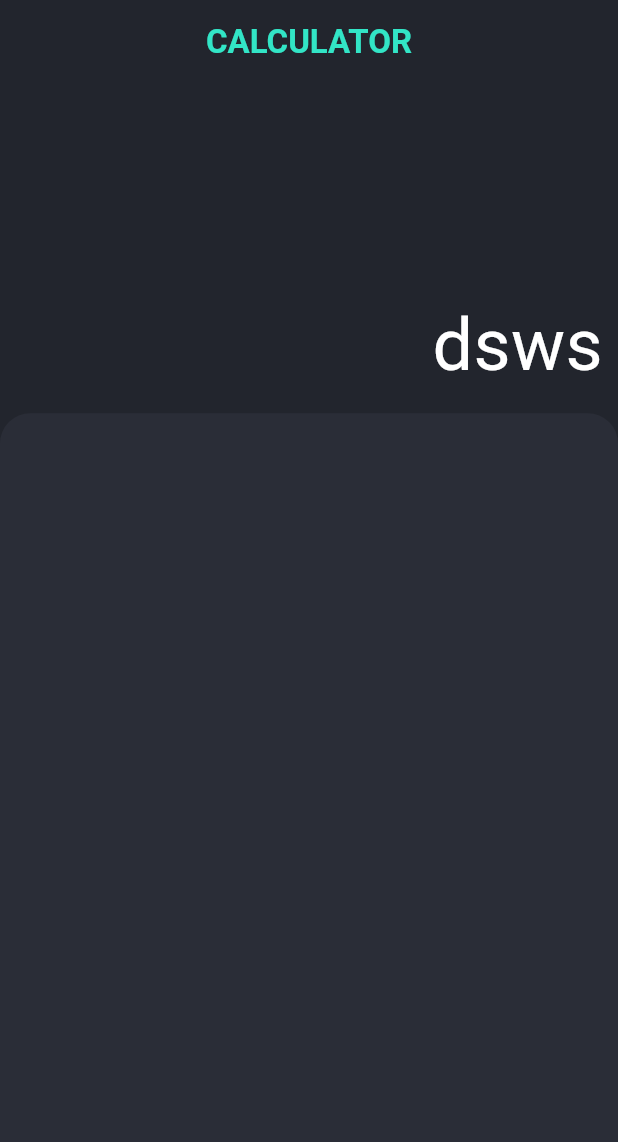
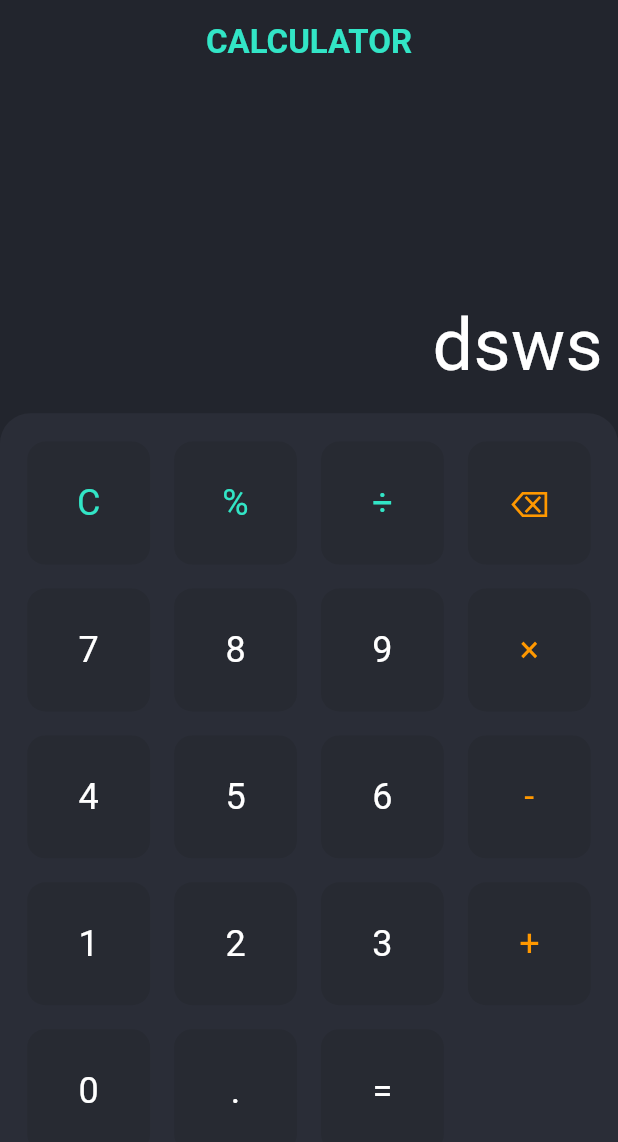
Before and after one commit to roypa123/calculator, a Flutter app: the screen it shows after launch, on a phone screen of 412 x 824 dp. Shown: the top 1142 px of the screen. Run offline on Flutter 3.47's test engine with Material 3 defaults, Android fonts, the phone set to English and light mode, and no system bars; our stand-ins replace equatable, flutter_bloc, flutter_screenutil, get_it.

Commit message:
fix: some ui changes

```diff
--- a/lib/core/configs/styles/app_colors.dart
+++ b/lib/core/configs/styles/app_colors.dart
@@ -6,7 +6,11 @@ class AppColors {
   static const black = Colors.black;
   static const white = Colors.white;
   static const grey = Colors.grey;
+  static const orange = Colors.orange;
   static const backgroundColor = Color(0XFF22252D);
 
   static const f2a2d37 = Color(0XFF2A2D37);
+  static const f272a32 = Color(0XFF272A32);
+
+
 }
--- a/lib/core/utils/routes/route_generator.dart
+++ b/lib/core/utils/routes/route_generator.dart
@@ -20,7 +20,7 @@ class RouteGenerator {
             RouteConstants.routeMainScreen,
             BlocProvider<MainBloc>(
               create: (_) => sl<MainBloc>(),
-              child: const MainScreen(),
+              child:  MainScreen(),
             ));
 
       default:
--- /dev/null
+++ b/lib/features/main/models/buttons.dart
@@ -0,0 +1,20 @@
+  final List<String> buttons = [
+    'C', '%', '÷', '⌫',
+    '7', '8', '9', '×',
+    '4', '5', '6', '-',
+    '1', '2', '3', '+',
+    '0', '.'  ,'='
+  ];
+
+  //  bool isTopSection(String button) {
+  //   return ['+', '-', '×', '÷', '='].contains(button);
+  // }
+
+
+    bool isTopSection(String button) {
+    return ['C', '%', '÷'].contains(button);
+    }
+
+    bool isSideSection(String button) {
+    return ['⌫', '×', '-','+'].contains(button);
+    }
--- a/lib/features/main/presentation/view/main_screen.dart
+++ b/lib/features/main/presentation/view/main_screen.dart
@@ -1,12 +1,14 @@
+import 'package:calculator/features/main/presentation/view/widgets/calculator_button.dart';
 import 'package:flutter/material.dart';
 import 'package:flutter_bloc/flutter_bloc.dart';
 import 'package:flutter_screenutil/flutter_screenutil.dart';
 import '../../../../core/configs/constants/string_constants.dart';
 import '../../../../core/configs/styles/app_colors.dart';
+import '../../models/buttons.dart';
 import '../bloc/main_bloc.dart';
 
 class MainScreen extends StatelessWidget {
-  const MainScreen({super.key});
+  MainScreen({super.key});
 
   @override
   Widget build(BuildContext context) {
@@ -48,6 +50,8 @@ class MainScreen extends StatelessWidget {
                   Expanded(
                     flex: 5,
                     child: Container(
+                      padding: EdgeInsets.symmetric(
+                          vertical: 10.w, horizontal: 10.h),
                       decoration: BoxDecoration(
                         color: AppColors.f2a2d37,
                         borderRadius: BorderRadius.only(
@@ -55,7 +59,27 @@ class MainScreen extends StatelessWidget {
                           topRight: Radius.circular(20.r),
                         ),
                       ),
-                      ))
+                      child: GridView.builder(
+                        gridDelegate:
+                            const SliverGridDelegateWithFixedCrossAxisCount(
+                          crossAxisCount: 4,
+                        ),
+                        itemCount: buttons.length,
+                        itemBuilder: (context, index) {
+                          return CalculatorButton(
+                            text: buttons[index],
+                            onTap: () {},
+                            //onTap: () => onButtonPressed(buttons[index]),
+                            color: isTopSection(buttons[index])
+                                ? AppColors.primaryColor
+                                : isSideSection(buttons[index])
+                                    ? AppColors.orange
+                                    : AppColors.white,
+                          );
+                        },
+                      ),
+                    ),
+                  ),
                 ],
               );
             }),
--- /dev/null
+++ b/lib/features/main/presentation/view/widgets/calculator_button.dart
@@ -0,0 +1,31 @@
+import 'package:calculator/core/configs/styles/app_colors.dart';
+import 'package:flutter/material.dart';
+
+class CalculatorButton extends StatelessWidget {
+  final String text;
+  final Color? color;
+  final VoidCallback onTap;
+
+  const CalculatorButton(
+      {super.key, required this.text, this.color, required this.onTap});
+
+  @override
+  Widget build(BuildContext context) {
+    return GestureDetector(
+      onTap: onTap,
+      child: Container(
+        margin: const EdgeInsets.all(8),
+        decoration: BoxDecoration(
+          color: AppColors.f272a32,
+          borderRadius: BorderRadius.circular(12),
+        ),
+        child: Center(
+          child: Text(
+            text,
+            style: TextStyle(color: color, fontSize: 24),
+          ),
+        ),
+      ),
+    );
+  }
+}
```
Lines whose indentation alone changed are shown as unchanged.
